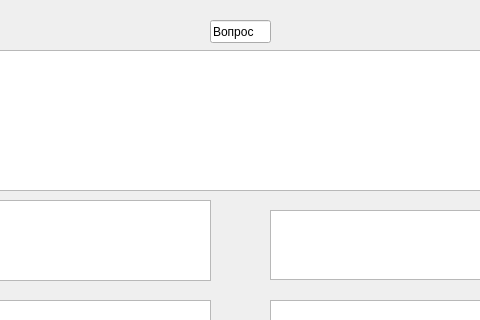
This is ui/answer.ui in Sandsto/Exam_desktopapp as Qt 5 draws it before an edit; both pictures show x 110 to 590 and y 0 to 320 of the 800 by 624 pixel window. The edited form follows.
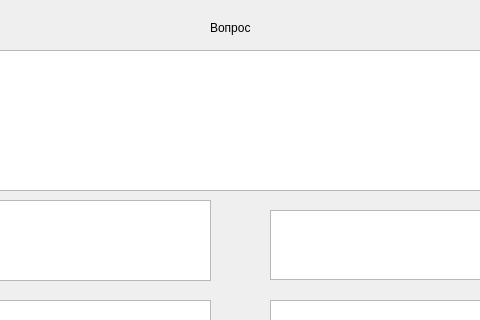
This is the edited form.

Diff of the .ui file:
```diff
--- a/ui/answer.ui
+++ b/ui/answer.ui
@@ -30,19 +30,6 @@
      </rect>
     </property>
    </widget>
-   <widget class="QLineEdit" name="lineEdit">
-    <property name="geometry">
-     <rect>
-      <x>320</x>
-      <y>20</y>
-      <width>61</width>
-      <height>23</height>
-     </rect>
-    </property>
-    <property name="text">
-     <string>Вопрос</string>
-    </property>
-   </widget>
    <widget class="QPlainTextEdit" name="plainTextEdit_2">
     <property name="geometry">
      <rect>
@@ -240,6 +227,19 @@
      <string>Подтвердить</string>
     </property>
    </widget>
+   <widget class="QLabel" name="label">
+    <property name="geometry">
+     <rect>
+      <x>320</x>
+      <y>20</y>
+      <width>57</width>
+      <height>15</height>
+     </rect>
+    </property>
+    <property name="text">
+     <string>Вопрос</string>
+    </property>
+   </widget>
   </widget>
   <widget class="QMenuBar" name="menubar">
    <property name="geometry">
```
